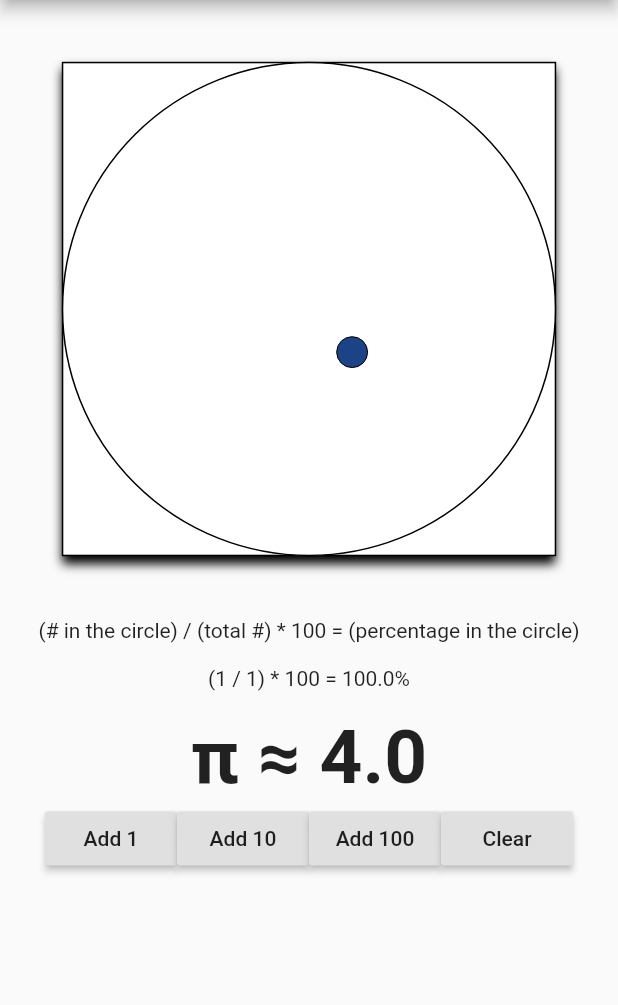
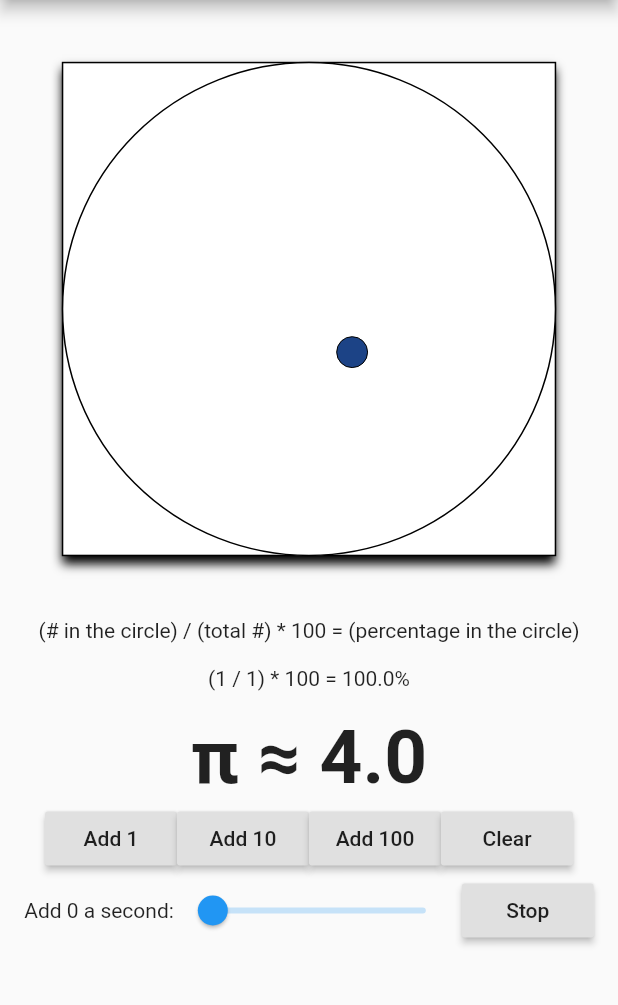
Before and after one commit to scourgemancer/random-pi-estimation, a Flutter app: the screen it shows after launch, after a tap on "Add 1", on a phone screen of 412 x 824 dp, the part 84-1089 px from its top. Run offline on Flutter 3.47's test engine with Material 2 defaults, Android fonts, the phone set to English and light mode, and no system bars; our stand-ins replace flutter_redux, redux.

Commit message:
Adds a slider to auto add points

```diff
--- a/random_pi_estimation/lib/main.dart
+++ b/random_pi_estimation/lib/main.dart
@@ -88,6 +88,12 @@ class HomePage extends StatefulWidget {
 }
 
 class _HomePageState extends State<HomePage> {
+  double pointsPerSecond = 0;
+
+  void _newDuration(double newDuration) {
+    setState(() {pointsPerSecond = newDuration;});
+  }
+
   StoreConnector<AppState, AppState> generatePiEstimation() {
     return new StoreConnector<AppState, AppState>(
         converter: (store) => store.state,
@@ -155,6 +161,8 @@ class _HomePageState extends State<HomePage> {
                 return () => store.dispatch( Actions.AddRandomPoint );
               },
               builder: (context, callback) =>
+                  Column(
+                    children: <Widget>[
                       Row(
                         mainAxisAlignment: MainAxisAlignment.center,
                         children: <Widget>[
@@ -186,6 +194,25 @@ class _HomePageState extends State<HomePage> {
                           ),
                         ],
                       ),
+                      Row(
+                        mainAxisAlignment: MainAxisAlignment.center,
+                        children: <Widget>[
+                          Text("Add ${pointsPerSecond.toInt()} a second:"),
+                          Slider(
+                            value: pointsPerSecond,
+                            min: 0,
+                            max: 100,
+                            divisions: 100,
+                            onChanged: (double value) => _newDuration(value),
+                          ),
+                          RaisedButton(
+                            child: Text("Stop"),
+                            onPressed: () => setState(() {_newDuration(0);}),
+                          )
+                        ],
+                      ),
+                    ],
+                  )
           ),
         ],
       ),
```
Lines whose indentation alone changed are shown as unchanged.
